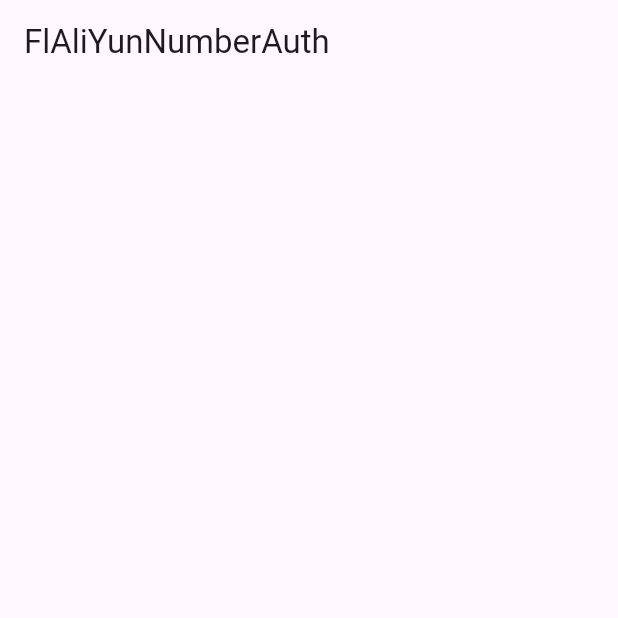
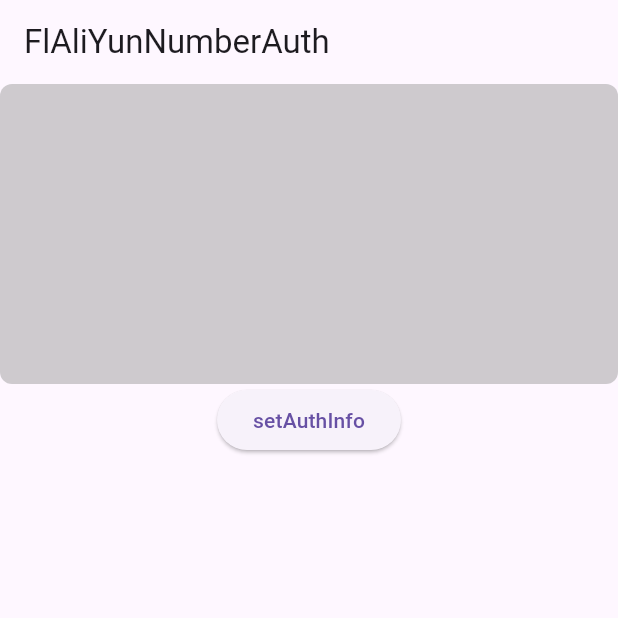
Before and after one commit to Wayaer/fl_aliyun_number_auth, a Flutter app: the screen it shows after launch, on a phone screen of 412 x 824 dp, the top half of it. Run offline on Flutter 3.47's test engine with Material 3 defaults, Android fonts, the phone set to English and light mode, and no system bars.

Commit message:
no message

```diff
--- a/example/lib/main.dart
+++ b/example/lib/main.dart
@@ -1,16 +1,69 @@
+import 'package:example/config.dart';
+import 'package:fl_aliyun_number_auth/fl_aliyun_number_auth.dart';
 import 'package:flutter/material.dart';
 
 void main() {
-  runApp(const MaterialApp(home: HomePage()));
+  runApp(App());
 }
 
-class HomePage extends StatelessWidget {
+class App extends StatelessWidget {
+  const App({super.key});
+
+  @override
+  Widget build(BuildContext context) {
+    return MaterialApp(
+        home: Scaffold(
+            appBar: AppBar(title: const Text('FlAliYunNumberAuth')),
+            body: HomePage()));
+  }
+}
+
+class HomePage extends StatefulWidget {
   const HomePage({super.key});
 
   @override
+  State<HomePage> createState() => _HomePageState();
+}
+
+class _HomePageState extends State<HomePage> {
+  AuthInfo authInfo = AuthInfo(
+      android: AuthInfoForAndroid(
+          secret: androidSecret,
+          enableActivityResultListener: true,
+          enableAuthUIControlClickListener: true),
+      ios: AuthInfoForIOS(secret: iosSecret));
+
+  String resultText = "";
+
+  void setAuthInfo() async {
+    final result = await FlAliYunNumberAuth.setAuthInfo(authInfo);
+    resultText = 'setAuthInfo:${result?.toMap()}';
+    setState(() {});
+  }
+
+  @override
   Widget build(BuildContext context) {
-    return Scaffold(
-        appBar: AppBar(title: const Text('FlAliYunNumberAuth')),
-        body: const Center());
+    return Column(children: [
+      Container(
+          width: double.infinity,
+          height: 200,
+          decoration: BoxDecoration(
+              color: Colors.grey.withOpacity(0.5),
+              borderRadius: BorderRadius.circular(8)),
+          child: Text(resultText)),
+      ElevatedText('setAuthInfo', onPressed: setAuthInfo)
+    ]);
   }
 }
+
+class ElevatedText extends StatelessWidget {
+  const ElevatedText(this.text, {this.onPressed, super.key});
+
+  final VoidCallback? onPressed;
+  final String text;
+
+  @override
+  Widget build(BuildContext context) {
+    return ElevatedButton(onPressed: onPressed, child: Text(text));
+  }
+}
--- a/lib/src/fl_aliyun_number_auth.dart
+++ b/lib/src/fl_aliyun_number_auth.dart
@@ -8,10 +8,10 @@ class FlAliYunNumberAuth {
   const FlAliYunNumberAuth._();
 
   /// ios 端特有方法
-  static FlAliYunNumberAuthForIOS get ios => FlAliYunNumberAuthForIOS();
+  static FlAliYunNumberAuthForIOS get iosMethod => FlAliYunNumberAuthForIOS();
 
   /// android 端特有方法
-  static FlAliYunNumberAuthForAndroid get android =>
+  static FlAliYunNumberAuthForAndroid get androidMethod =>
       FlAliYunNumberAuthForAndroid();
 
   /// 初始化设置
@@ -20,7 +20,6 @@ class FlAliYunNumberAuth {
     final result = await _channel.invokeMethod<Map<String, dynamic>>(
         'setAuthSDKInfo', authInfo.toMap());
     if (result == null) return null;
-
     final model = AuthResultModel.fromMap(result);
     setMethodCallHandler();
     return model;
--- a/lib/src/model/auth_model.dart
+++ b/lib/src/model/auth_model.dart
@@ -165,4 +165,7 @@ class AuthResultModel {
       : resultCode = map['resultCode'] as String?,
         msg = map['msg'] as String?,
         isFailed = map['isFailed'] as bool?;
+
+  Map<String, dynamic> toMap() =>
+      {'resultCode': resultCode, 'msg': msg, 'isFailed': isFailed};
 }
```
Also changed, not shown: 1 other file.
